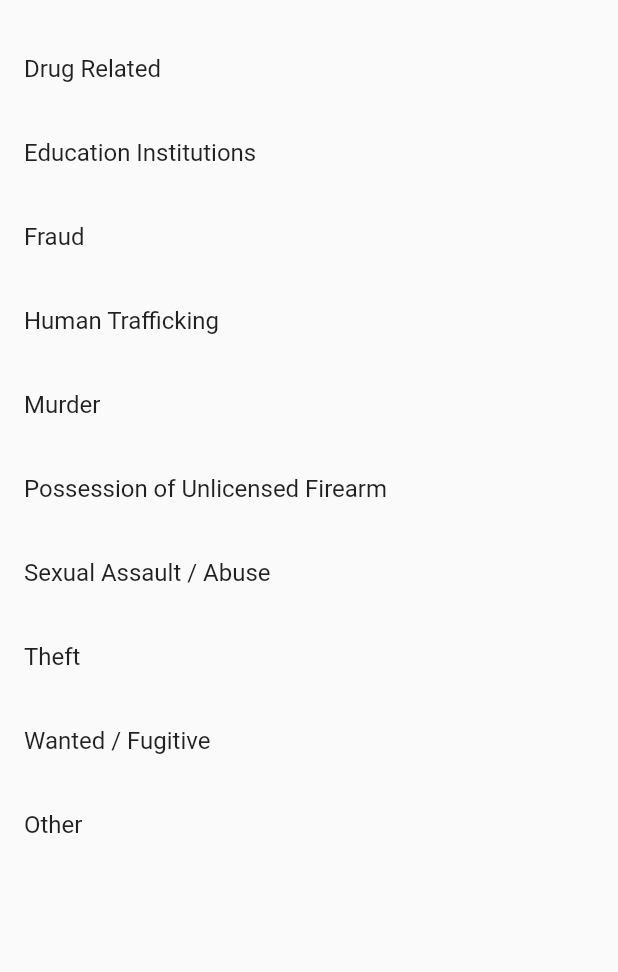
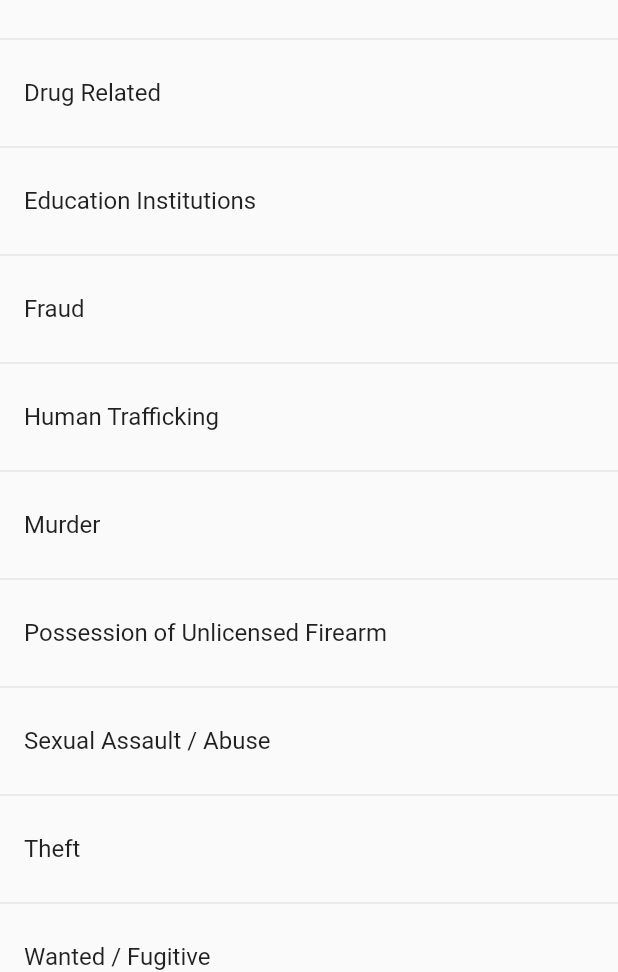
Before and after one commit to jeanluc243/usalama, a Flutter app: the SubmitListPage screen opened directly, on a phone screen of 412 x 824 dp, the part 264-1236 px from its top. Run offline on Flutter 3.47's test engine with Material 2 defaults, Android fonts, the phone set to English and light mode, and no system bars; our stand-ins replace fluro, page_transition, responsive_grid.

```diff
--- a/lib/ui/pages/submit_list_page.dart
+++ b/lib/ui/pages/submit_list_page.dart
@@ -53,6 +53,7 @@ class _SubmitListPageState extends State<SubmitListPage> {
                       type: PageTransitionType.rightToLeft));
             },
           ),
+          Divider(),
           ListTile(
             title: Text("Drug Related"),
             onTap: () {
@@ -65,6 +66,7 @@ class _SubmitListPageState extends State<SubmitListPage> {
                       type: PageTransitionType.rightToLeft));
             },
           ),
+          Divider(),
           ListTile(
             title: Text("Education Institutions"),
             onTap: () {
@@ -77,6 +79,7 @@ class _SubmitListPageState extends State<SubmitListPage> {
                       type: PageTransitionType.rightToLeft));
             },
           ),
+          Divider(),
           ListTile(
             title: Text("Fraud"),
             onTap: () {
@@ -89,6 +92,7 @@ class _SubmitListPageState extends State<SubmitListPage> {
                       type: PageTransitionType.rightToLeft));
             },
           ),
+          Divider(),
           ListTile(
             title: Text("Human Trafficking"),
             onTap: () {
@@ -101,6 +105,7 @@ class _SubmitListPageState extends State<SubmitListPage> {
                       type: PageTransitionType.rightToLeft));
             },
           ),
+          Divider(),
           ListTile(
             title: Text("Murder"),
             onTap: () {
@@ -113,6 +118,7 @@ class _SubmitListPageState extends State<SubmitListPage> {
                       type: PageTransitionType.rightToLeft));
             },
           ),
+          Divider(),
           ListTile(
             title: Text("Possession of Unlicensed Firearm"),
             onTap: () {
@@ -125,6 +131,7 @@ class _SubmitListPageState extends State<SubmitListPage> {
                       type: PageTransitionType.rightToLeft));
             },
           ),
+          Divider(),
           ListTile(
             title: Text("Sexual Assault / Abuse"),
             onTap: () {
@@ -137,6 +144,7 @@ class _SubmitListPageState extends State<SubmitListPage> {
                       type: PageTransitionType.rightToLeft));
             },
           ),
+          Divider(),
           ListTile(
             title: Text("Theft"),
             onTap: () {
@@ -149,6 +157,7 @@ class _SubmitListPageState extends State<SubmitListPage> {
                       type: PageTransitionType.rightToLeft));
             },
           ),
+          Divider(),
           ListTile(
             title: Text("Wanted / Fugitive"),
             onTap: () {
@@ -161,6 +170,7 @@ class _SubmitListPageState extends State<SubmitListPage> {
                       type: PageTransitionType.rightToLeft));
             },
           ),
+          Divider(),
           ListTile(
             title: Text("Other"),
           ),
```
Also changed, not shown: pubspec.lock, 1 other file.
